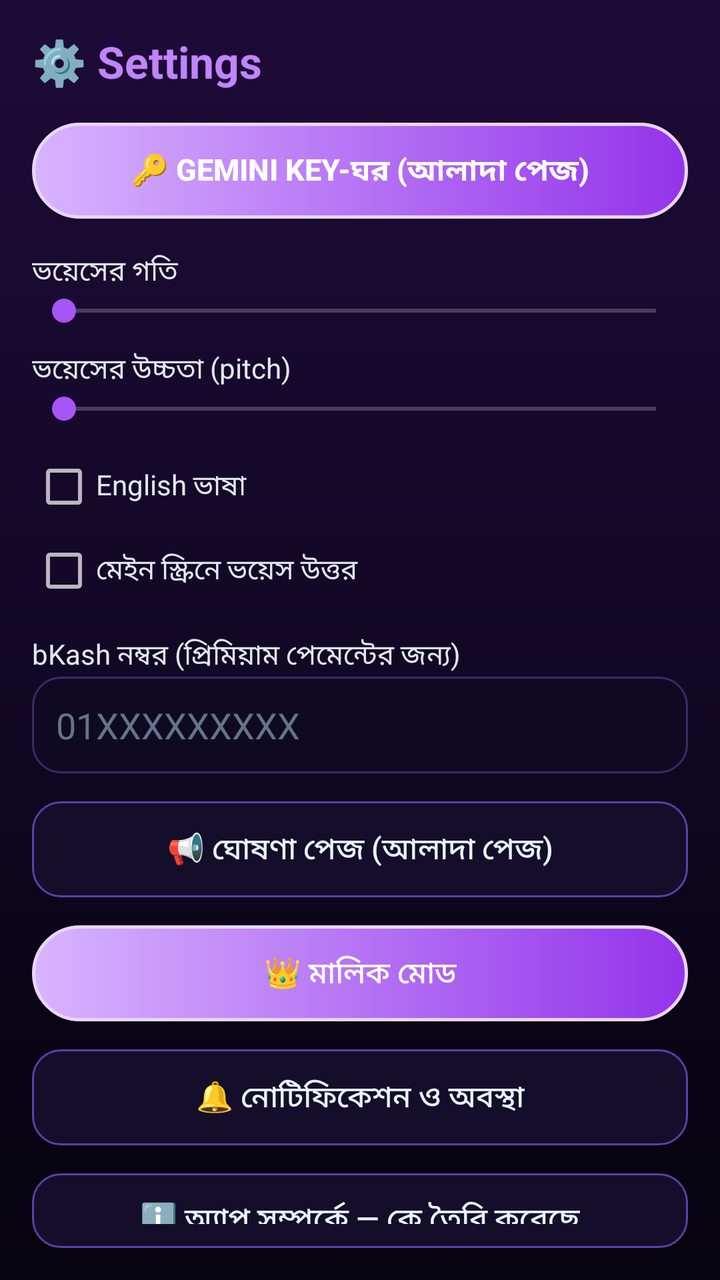
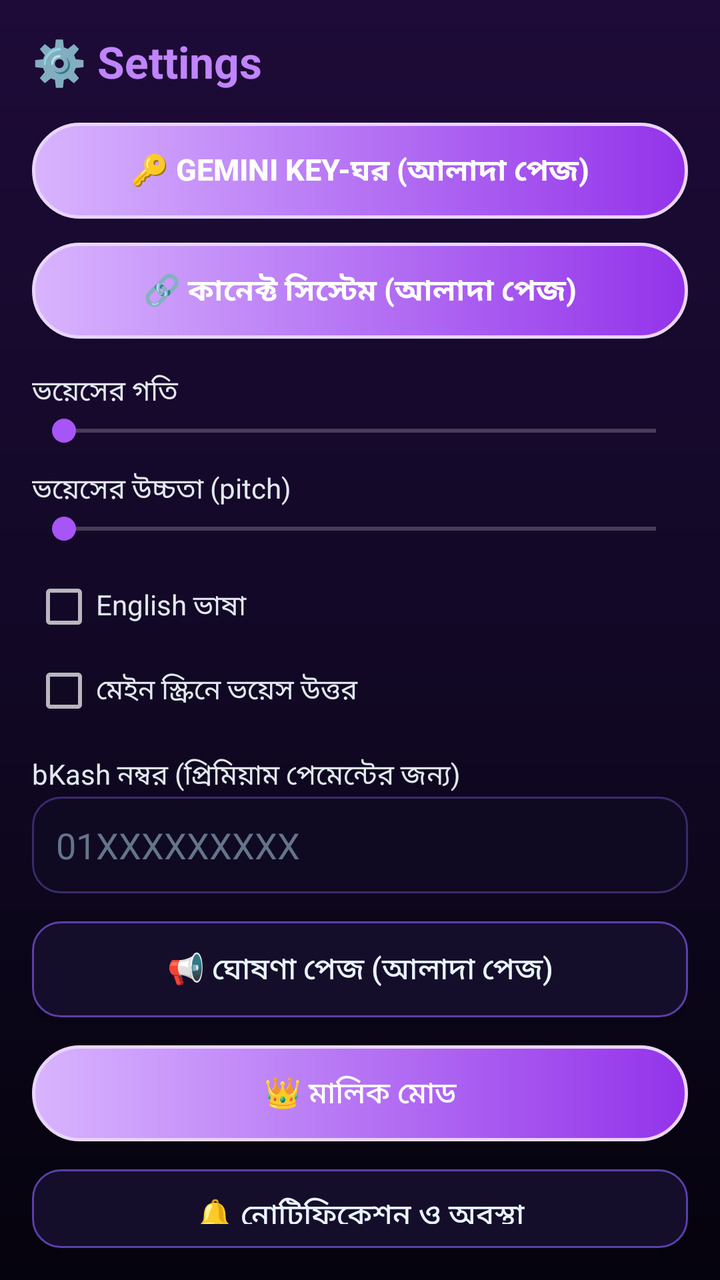

Two renders of the same Android screen: before a commit and after it. Below are the layout's source before the change and the commit's diff.
<!-- AndroidManifest.xml: application theme AppTheme -->
<!-- res/layout/activity_settings.xml -->
<?xml version="1.0" encoding="utf-8"?>
<LinearLayout xmlns:android="http://schemas.android.com/apk/res/android"
    android:layout_width="match_parent"
    android:layout_height="match_parent"
    android:background="@drawable/bg_main"
    android:orientation="vertical"
    android:padding="16dp">

    <TextView
        android:layout_width="match_parent"
        android:layout_height="wrap_content"
        android:text="⚙️ Settings"
        android:textColor="#C084FC"
        android:textSize="22sp"
        android:textStyle="bold" />

    <Button
        android:id="@+id/setKeysBtn"
        android:layout_width="match_parent"
        android:layout_height="wrap_content"
        android:layout_marginTop="16dp"
        android:background="@drawable/btn_primary"
        android:padding="12dp"
        android:text="🔑 Gemini Key-ঘর (আলাদা পেজ)"
        android:textColor="#FFFFFF"
        android:textSize="15sp"
        android:textStyle="bold" />

    <TextView
        android:layout_width="match_parent"
        android:layout_height="wrap_content"
        android:layout_marginTop="16dp"
        android:text="ভয়েসের গতি"
        android:textColor="#E2E8F0" />

    <SeekBar
        android:id="@+id/setSpeed"
        android:layout_width="match_parent"
        android:layout_height="wrap_content"
        android:max="20" />

    <TextView
        android:layout_width="match_parent"
        android:layout_height="wrap_content"
        android:layout_marginTop="10dp"
        android:text="ভয়েসের উচ্চতা (pitch)"
        android:textColor="#E2E8F0" />

    <SeekBar
        android:id="@+id/setPitch"
        android:layout_width="match_parent"
        android:layout_height="wrap_content"
        android:max="20" />

    <CheckBox
        android:id="@+id/setEnglish"
        android:layout_width="match_parent"
        android:layout_height="wrap_content"
        android:layout_marginTop="14dp"
        android:text="English ভাষা"
        android:textColor="#E2E8F0" />

    <CheckBox
        android:id="@+id/setMainVoice"
        android:layout_width="match_parent"
        android:layout_height="wrap_content"
        android:layout_marginTop="10dp"
        android:text="মেইন স্ক্রিনে ভয়েস উত্তর"
        android:textColor="#E2E8F0" />

    <TextView
        android:layout_width="match_parent"
        android:layout_height="wrap_content"
        android:layout_marginTop="16dp"
        android:text="bKash নম্বর (প্রিমিয়াম পেমেন্টের জন্য)"
        android:textColor="#E2E8F0" />

    <EditText
        android:id="@+id/setBkash"
        android:layout_width="match_parent"
        android:layout_height="wrap_content"
        android:background="@drawable/bg_input"
        android:hint="01XXXXXXXXX"
        android:inputType="phone"
        android:padding="12dp"
        android:textColor="#E8F4FF"
        android:textColorHint="#64748B" />

    <Button
        android:id="@+id/setAnnounceBtn"
        android:layout_width="match_parent"
        android:layout_height="wrap_content"
        android:layout_marginTop="14dp"
        android:background="@drawable/btn_secondary"
        android:padding="12dp"
        android:text="📢 ঘোষণা পেজ (আলাদা পেজ)"
        android:textColor="#E8F4FF"
        android:textSize="15sp" />

    <Button
        android:id="@+id/setOwnerBtn"
        android:layout_width="match_parent"
        android:layout_height="wrap_content"
        android:layout_marginTop="14dp"
        android:background="@drawable/btn_primary"
        android:padding="12dp"
        android:text="👑 মালিক মোড"
        android:textColor="#FFFFFF"
        android:textSize="15sp" />

    <Button
        android:id="@+id/setStatusBtn"
        android:layout_width="match_parent"
        android:layout_height="wrap_content"
        android:layout_marginTop="14dp"
        android:background="@drawable/btn_secondary"
        android:padding="12dp"
        android:text="🔔 নোটিফিকেশন ও অবস্থা"
        android:textColor="#E8F4FF"
        android:textSize="15sp" />

    <Button
        android:id="@+id/setAboutBtn"
        android:layout_width="match_parent"
        android:layout_height="wrap_content"
        android:layout_marginTop="14dp"
        android:background="@drawable/btn_secondary"
        android:padding="12dp"
        android:text="ℹ️ অ্যাপ সম্পর্কে — কে তৈরি করেছে"
        android:textColor="#E8F4FF"
        android:textSize="15sp" />

    <Button
        android:id="@+id/setSave"
        android:layout_width="match_parent"
        android:layout_height="wrap_content"
        android:layout_marginTop="18dp"
        android:background="@drawable/btn_primary"
        android:text="সেভ করো"
        android:textColor="#FFFFFF"
        android:textStyle="bold" />

    <TextView
        android:id="@+id/setInfo"
        android:layout_width="match_parent"
        android:layout_height="wrap_content"
        android:layout_marginTop="14dp"
        android:textColor="#94A3B8"
        android:textSize="12sp" />
</LinearLayout>
<!-- resources referenced by this layout -->
<resources>
  <!-- drawable bg_input (drawable) -->
  <?xml version="1.0" encoding="utf-8"?>
  <shape xmlns:android="http://schemas.android.com/apk/res/android" android:shape="rectangle">
      <corners android:radius="14dp" />
      <solid android:color="#0F0A22" />
      <stroke android:width="1dp" android:color="#3B2A6B" />
  </shape>
  <!-- drawable bg_main (drawable) -->
  <?xml version="1.0" encoding="utf-8"?>
  <shape xmlns:android="http://schemas.android.com/apk/res/android" android:shape="rectangle">
      <gradient
          android:angle="270"
          android:startColor="#1E0B38"
          android:centerColor="#120826"
          android:endColor="#05030D" />
  </shape>
  <!-- drawable btn_primary (drawable) -->
  <?xml version="1.0" encoding="utf-8"?>
  <shape xmlns:android="http://schemas.android.com/apk/res/android" android:shape="rectangle">
      <corners android:radius="28dp" />
      <gradient android:startColor="#D8B4FE" android:endColor="#9333EA" android:angle="0" />
      <stroke android:width="1.5dp" android:color="#E9D5FF" />
  </shape>
  <!-- drawable btn_secondary (drawable) -->
  <?xml version="1.0" encoding="utf-8"?>
  <shape xmlns:android="http://schemas.android.com/apk/res/android" android:shape="rectangle">
      <corners android:radius="14dp" />
      <solid android:color="#150E2B" />
      <stroke android:width="1dp" android:color="#5B3FA8" />
  </shape>
  <style name="AppTheme" parent="android:Theme.Material.NoActionBar">
          <item name="android:windowBackground">#05030D</item>
          <item name="android:colorAccent">#A855F7</item>
          <item name="android:statusBarColor">#05030D</item>
          <item name="android:navigationBarColor">#05030D</item>
          <item name="android:windowLightStatusBar">false</item>
      </style>
</resources>

<!-- the commit's change to res/layout/activity_settings.xml (unified diff, before → after) -->
@@ -22,6 +22,18 @@
         android:background="@drawable/btn_primary"
         android:padding="12dp"
         android:text="🔑 Gemini Key-ঘর (আলাদা পেজ)"
+        android:textColor="#FFFFFF"
+        android:textSize="15sp"
+        android:textStyle="bold" />
+
+    <Button
+        android:id="@+id/setConnectBtn"
+        android:layout_width="match_parent"
+        android:layout_height="wrap_content"
+        android:layout_marginTop="12dp"
+        android:background="@drawable/btn_primary"
+        android:padding="12dp"
+        android:text="🔗 কানেক্ট সিস্টেম (আলাদা পেজ)"
         android:textColor="#FFFFFF"
         android:textSize="15sp"
         android:textStyle="bold" />
